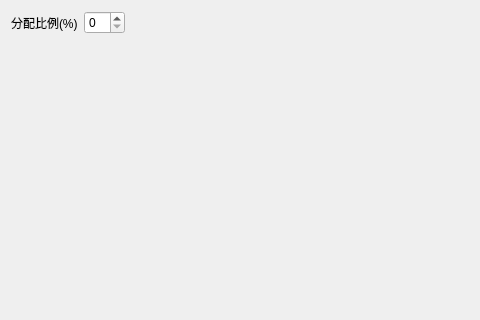
fj11/backtesters, file ui/backtest_option_group.ui: the form before one commit; both pictures show x 0 to 480 and y 0 to 320 of the 640 by 480 pixel window.
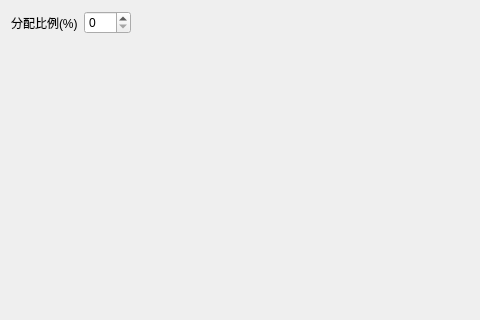
The form after the commit.

Patch:
```diff
--- a/ui/backtest_option_group.ui
+++ b/ui/backtest_option_group.ui
@@ -24,7 +24,11 @@
       </widget>
      </item>
      <item>
-      <widget class="QSpinBox" name="ratio"/>
+      <widget class="QSpinBox" name="ratio">
+       <property name="maximum">
+        <number>100</number>
+       </property>
+      </widget>
      </item>
      <item>
       <spacer name="horizontalSpacer">
```
